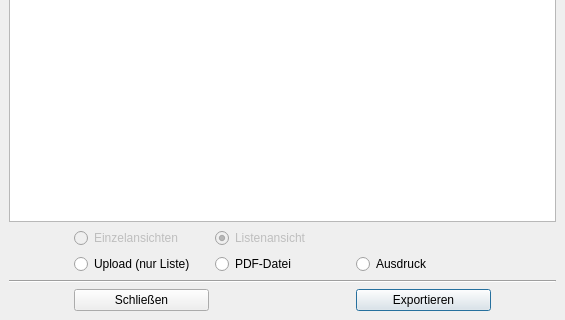
First picture: the form in Programm/Einsatzplaner/exportdialog.ui, repository philjosch/Einsatzplaner, before the edit; both pictures show x 0 to 565 and y 258 to 578 of the 565 by 578 pixel window.
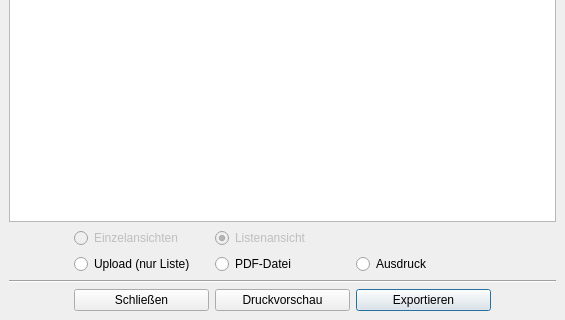
Second picture: the form after the edit.

Commit message:
[Feature] Druckvorschau eingebaut
Beim Export der Aktivitäten steht jetzt eine Druckvorschau mit anschließendem Druck zur Verfügung.

```diff
--- a/Programm/Einsatzplaner/exportdialog.ui
+++ b/Programm/Einsatzplaner/exportdialog.ui
@@ -378,6 +378,13 @@
        </attribute>
       </widget>
      </item>
+     <item row="3" column="2">
+      <widget class="QPushButton" name="pushPreview">
+       <property name="text">
+        <string>Druckvorschau</string>
+       </property>
+      </widget>
+     </item>
     </layout>
    </item>
   </layout>
```
Left out of the diff: 1 changed line with no effect on the pictures. The commit also changes 2 other files.
